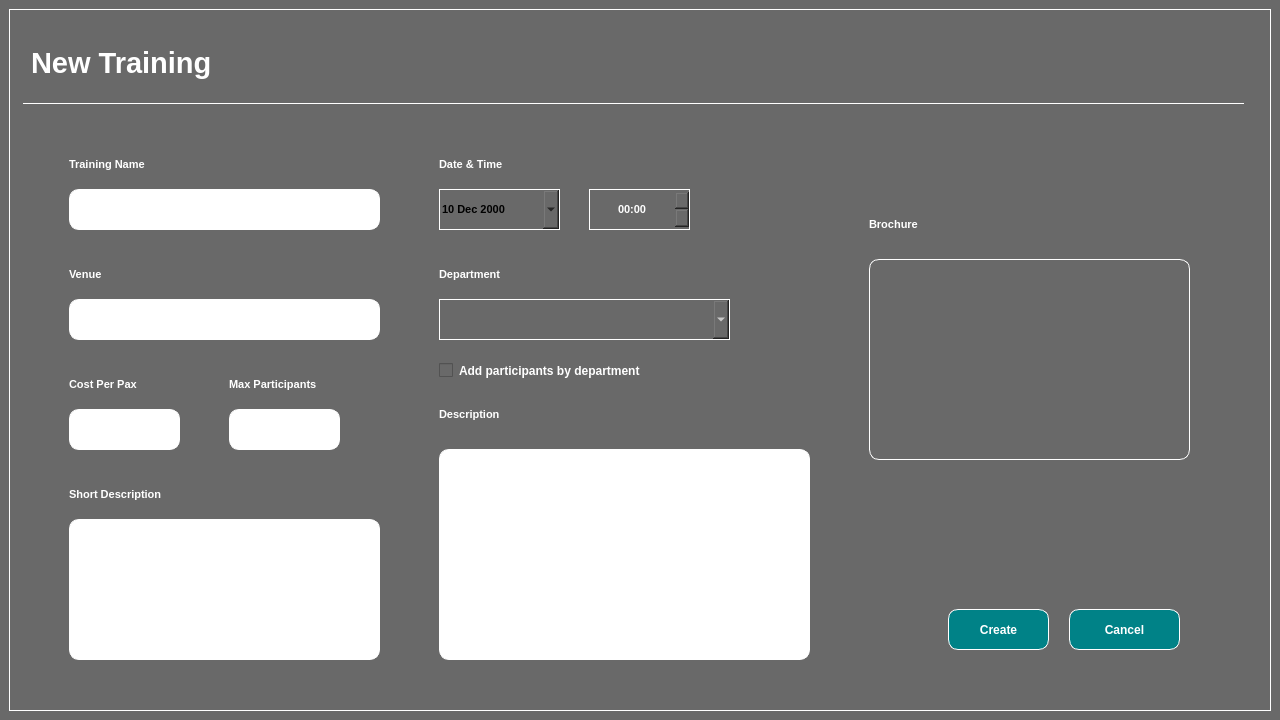
yjia28tan/Staff-Training-Tracking-System-STTS-, file create_training.ui: the form before one commit.
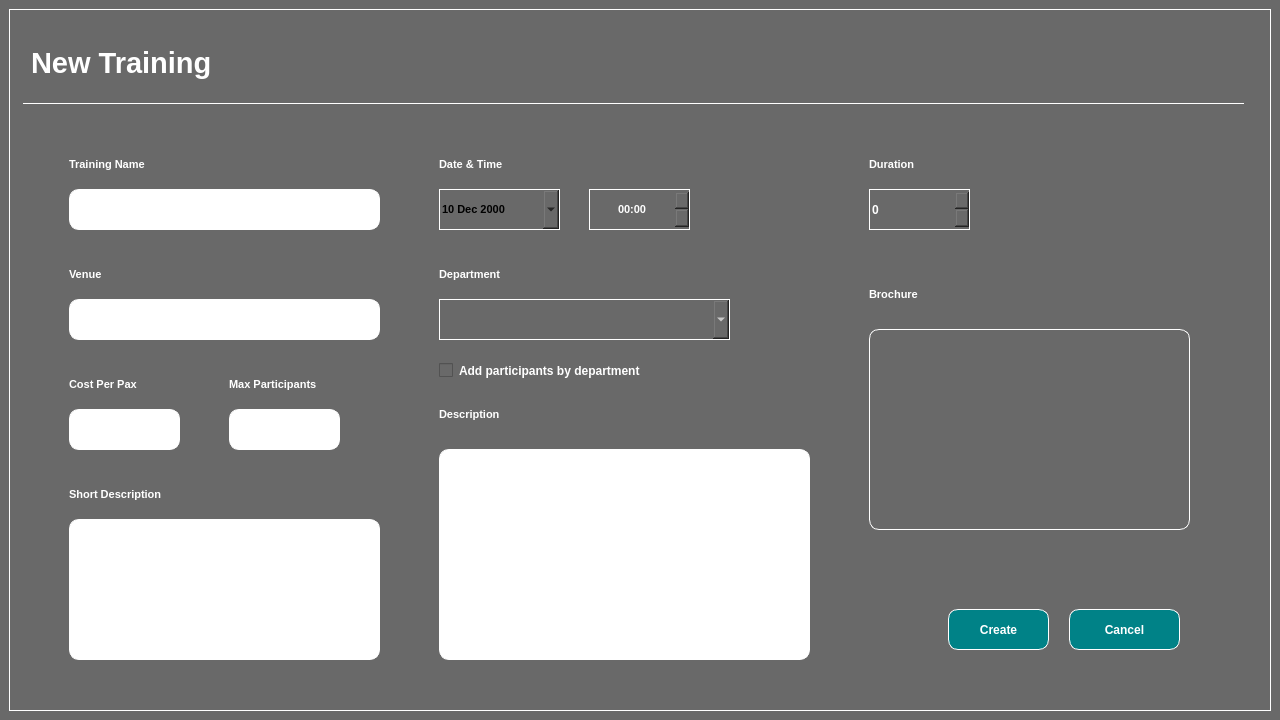
The form after the commit. Icons and pictures are not drawn.

The edit to the form file:
```diff
--- a/create_training.ui
+++ b/create_training.ui
@@ -227,7 +227,7 @@
        <property name="geometry">
         <rect>
          <x>860</x>
-         <y>200</y>
+         <y>270</y>
          <width>81</width>
          <height>31</height>
         </rect>
@@ -373,7 +373,7 @@
        <property name="geometry">
         <rect>
          <x>860</x>
-         <y>250</y>
+         <y>320</y>
          <width>321</width>
          <height>201</height>
         </rect>
@@ -579,6 +579,49 @@
 border-radius: 10px;</string>
        </property>
       </widget>
+      <widget class="QLabel" name="duration_label">
+       <property name="geometry">
+        <rect>
+         <x>860</x>
+         <y>140</y>
+         <width>71</width>
+         <height>31</height>
+        </rect>
+       </property>
+       <property name="font">
+        <font>
+         <pointsize>8</pointsize>
+         <weight>75</weight>
+         <bold>true</bold>
+        </font>
+       </property>
+       <property name="styleSheet">
+        <string notr="true">border: none;
+color: white;</string>
+       </property>
+       <property name="text">
+        <string>Duration</string>
+       </property>
+      </widget>
+      <widget class="QSpinBox" name="duration_pick">
+       <property name="geometry">
+        <rect>
+         <x>860</x>
+         <y>180</y>
+         <width>101</width>
+         <height>41</height>
+        </rect>
+       </property>
+       <property name="font">
+        <font>
+         <weight>75</weight>
+         <bold>true</bold>
+        </font>
+       </property>
+       <property name="styleSheet">
+        <string notr="true">color: white;</string>
+       </property>
+      </widget>
      </widget>
     </item>
    </layout>
```
